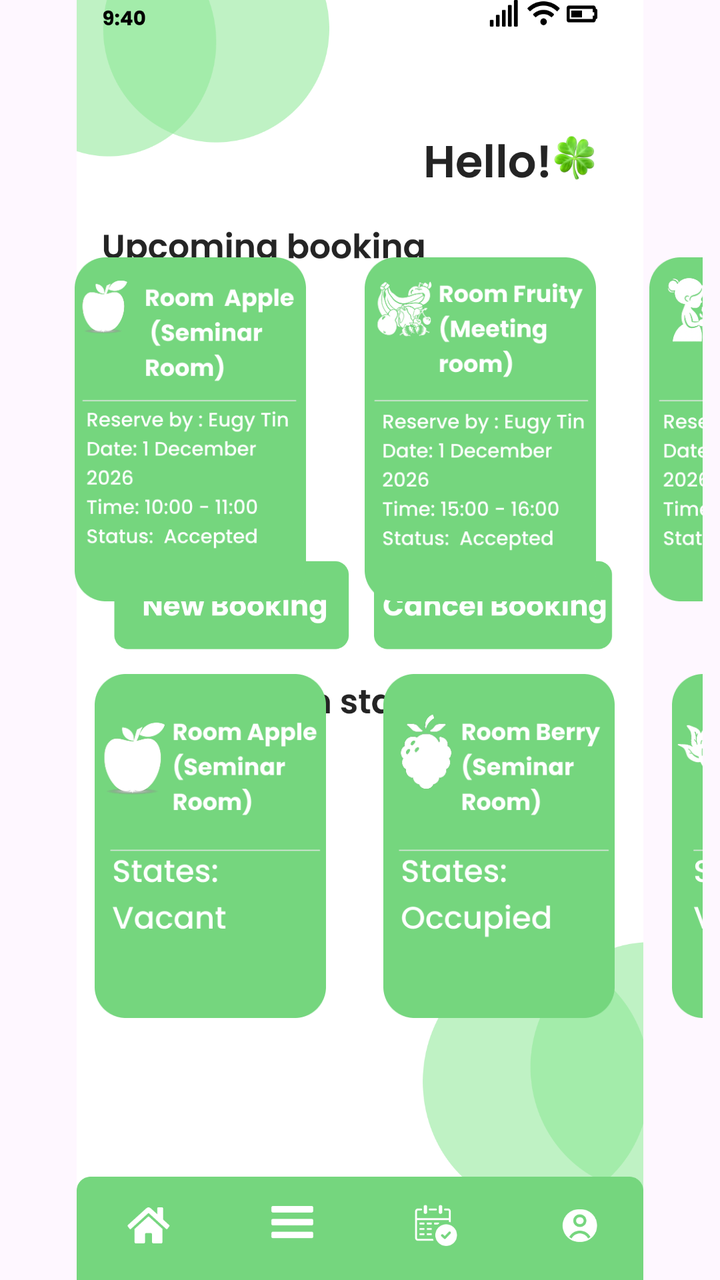
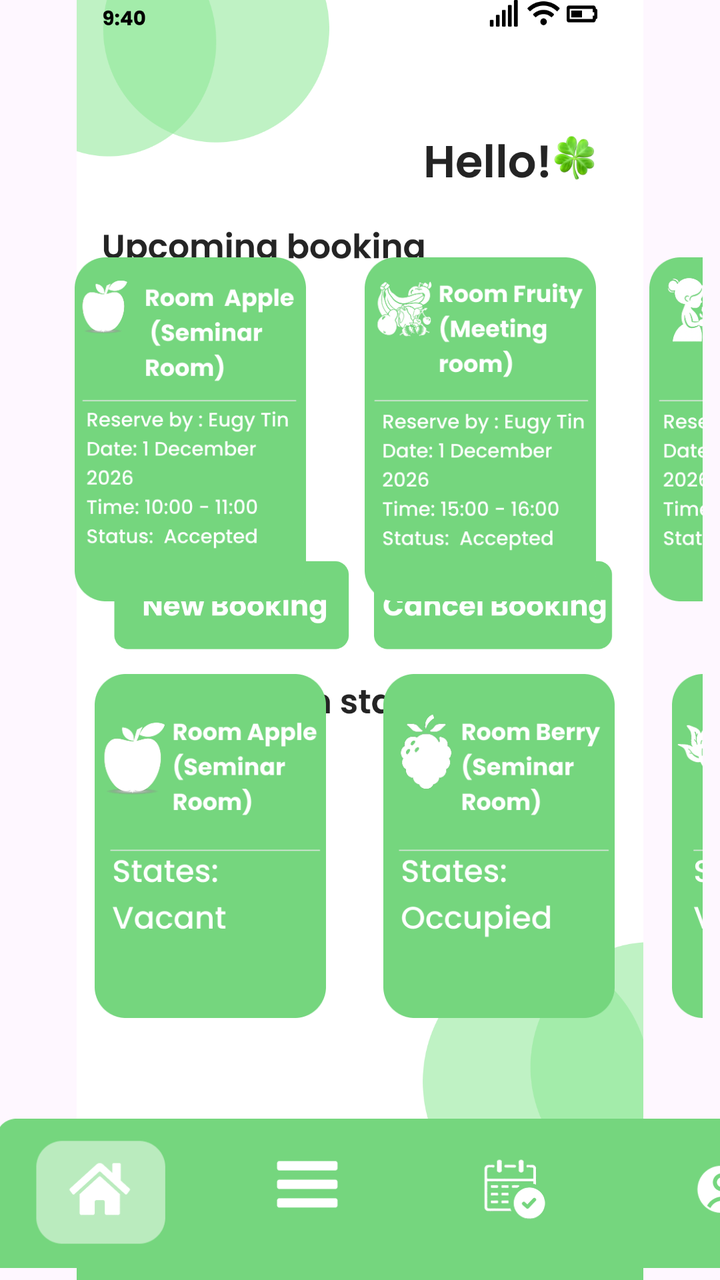

Screens rendered from an Android XML layout before and after an edit, with the pre-edit source and the edit as a unified diff.
<!-- AndroidManifest.xml: application theme Theme.COMP2000HKSoftwareEngineeringAssessment -->
<!-- res/layout/activity_managerhomepage.xml -->
<?xml version="1.0" encoding="utf-8"?>
<androidx.constraintlayout.widget.ConstraintLayout xmlns:android="http://schemas.android.com/apk/res/android"
    xmlns:app="http://schemas.android.com/apk/res-auto"
    xmlns:tools="http://schemas.android.com/tools"
    android:id="@+id/main"
    android:layout_width="match_parent"
    android:layout_height="match_parent"
    tools:context=".managerhomepage">


    <ImageView
        android:id="@+id/iv_login_page"
        android:layout_width="match_parent"
        android:layout_height="match_parent"
        android:scaleType="fitCenter"
        android:src="@drawable/managerhomepagesecond"
        app:layout_constraintBottom_toBottomOf="parent"
        app:layout_constraintEnd_toEndOf="parent"
        app:layout_constraintHorizontal_bias="0.0"
        app:layout_constraintStart_toStartOf="parent"
        app:layout_constraintTop_toTopOf="parent"
        app:layout_constraintVertical_bias="0.0" />

    <HorizontalScrollView
        android:id="@+id/scroll_upcoming_booking"
        android:layout_width="0dp"
        android:layout_marginStart="8.5dp"
        android:layout_marginEnd="8.5dp"
        android:layout_height="wrap_content"
        android:scrollbars="none"
        app:layout_constraintBottom_toBottomOf="parent"
        app:layout_constraintEnd_toEndOf="parent"
        app:layout_constraintStart_toStartOf="parent"
        app:layout_constraintTop_toTopOf="parent"
        app:layout_constraintVertical_bias="0.275">

        <LinearLayout
            android:layout_width="wrap_content"
            android:layout_height="wrap_content"
            android:orientation="horizontal"
            android:paddingStart="26dp"
            android:paddingEnd="24dp">

            <ImageButton
                android:id="@+id/btn_upcoming_first"
                android:layout_width="121dp"
                android:layout_height="172dp"
                android:layout_marginEnd="24dp"
                android:background="@android:color/transparent"
                android:scaleType="fitCenter"
                android:src="@drawable/manager_upcoming_booking_first" />

            <ImageButton
                android:id="@+id/btn_upcoming_second"
                android:layout_width="121dp"
                android:layout_height="172dp"
                android:layout_marginEnd="21.2dp"
                android:background="@android:color/transparent"
                android:scaleType="fitCenter"
                android:src="@drawable/manager_upcoming_booking_second" />

            <ImageButton
                android:id="@+id/btn_upcoming_third"
                android:layout_width="121dp"
                android:layout_height="172dp"
                android:background="@android:color/transparent"
                android:scaleType="fitCenter"
                android:src="@drawable/manager_upcoming_booking_third" />

        </LinearLayout>
    </HorizontalScrollView>

    <HorizontalScrollView
        android:id="@+id/scroll_room_states"
        android:layout_width="0dp"
        android:layout_marginStart="8.5dp"
        android:layout_marginEnd="8.5dp"
        android:layout_height="wrap_content"
        android:scrollbars="none"
        app:layout_constraintBottom_toBottomOf="parent"
        app:layout_constraintEnd_toEndOf="parent"
        app:layout_constraintStart_toStartOf="parent"
        app:layout_constraintTop_toTopOf="parent"
        app:layout_constraintVertical_bias="0.72">

        <LinearLayout
            android:layout_width="wrap_content"
            android:layout_height="wrap_content"
            android:orientation="horizontal"
            android:paddingStart="36dp"
            android:paddingEnd="24dp">

            <ImageButton
                android:id="@+id/btn_roomstates_a"
                android:layout_width="121dp"
                android:layout_height="172dp"
                android:layout_marginEnd="23.3dp"
                android:background="@android:color/transparent"
                android:scaleType="fitCenter"
                android:src="@drawable/manager_roomstates_a" />

            <ImageButton
                android:id="@+id/btn_roomstates_b"
                android:layout_width="121dp"
                android:layout_height="172dp"
                android:layout_marginEnd="23.3dp"
                android:background="@android:color/transparent"
                android:scaleType="fitCenter"
                android:src="@drawable/manager_roomstates_b" />

            <ImageButton
                android:id="@+id/btn_roomstates_c"
                android:layout_width="121dp"
                android:layout_height="172dp"
                android:layout_marginEnd="23.3dp"
                android:background="@android:color/transparent"
                android:scaleType="fitCenter"
                android:src="@drawable/manager_roomstates_c" />

            <ImageButton
                android:id="@+id/btn_roomstates_d"
                android:layout_width="121dp"
                android:layout_height="172dp"
                android:layout_marginEnd="23.3dp"
                android:background="@android:color/transparent"
                android:scaleType="fitCenter"
                android:src="@drawable/manager_roomstates_d" />

            <ImageButton
                android:id="@+id/btn_roomstates_e"
                android:layout_width="121dp"
                android:layout_height="172dp"
                android:layout_marginEnd="23.3dp"
                android:background="@android:color/transparent"
                android:scaleType="fitCenter"
                android:src="@drawable/manager_roomstates_e" />

            <ImageButton
                android:id="@+id/btn_roomstates_f"
                android:layout_width="121dp"
                android:layout_height="172dp"
                android:layout_marginEnd="23.3dp"
                android:background="@android:color/transparent"
                android:scaleType="fitCenter"
                android:src="@drawable/manager_roomstates_f" />

            <ImageButton
                android:id="@+id/btn_roomstates_g"
                android:layout_width="121dp"
                android:layout_height="172dp"
                android:layout_marginEnd="23.3dp"
                android:background="@android:color/transparent"
                android:scaleType="fitCenter"
                android:src="@drawable/manager_roomstates_g" />

            <ImageButton
                android:id="@+id/btn_roomstates_h"
                android:layout_width="121dp"
                android:layout_height="172dp"
                android:background="@android:color/transparent"
                android:scaleType="fitCenter"
                android:src="@drawable/manager_roomstates_h" />

        </LinearLayout>
    </HorizontalScrollView>




    <ImageButton
        android:id="@+id/btn_managernewbooking"
        android:layout_width="0dp"
        android:layout_height="0dp"
        android:background="@android:color/transparent"
        app:layout_constraintBottom_toBottomOf="parent"
        app:layout_constraintDimensionRatio="4:1.3"
        app:layout_constraintEnd_toEndOf="parent"
        app:layout_constraintHorizontal_bias="0.119"
        app:layout_constraintStart_toStartOf="parent"
        app:layout_constraintTop_toTopOf="parent"
        app:layout_constraintVertical_bias="0.471"
        app:layout_constraintWidth_percent="0.41" />

    <ImageButton
        android:id="@+id/btn_manager_cancel_booking"
        android:layout_width="0dp"
        android:layout_height="0dp"
        android:background="@android:color/transparent"
        app:layout_constraintBottom_toBottomOf="parent"
        app:layout_constraintDimensionRatio="4:1.3"
        app:layout_constraintEnd_toEndOf="parent"
        app:layout_constraintHorizontal_bias="0.896"
        app:layout_constraintStart_toStartOf="parent"
        app:layout_constraintTop_toTopOf="parent"
        app:layout_constraintVertical_bias="0.471"
        app:layout_constraintWidth_percent="0.41" />

    <ImageButton
        android:id="@+id/btn_managermenuhomebutton"
        android:layout_width="0dp"
        android:layout_height="0dp"
        android:background="@android:color/transparent"
        app:layout_constraintBottom_toBottomOf="parent"
        app:layout_constraintDimensionRatio="2:1"
        app:layout_constraintEnd_toEndOf="parent"
        app:layout_constraintHorizontal_bias="0.071"
        app:layout_constraintStart_toStartOf="parent"
        app:layout_constraintTop_toTopOf="parent"
        app:layout_constraintVertical_bias="0.97"
        app:layout_constraintWidth_percent="0.15 " />

    <ImageButton
        android:id="@+id/btn_managermenubutton"
        android:layout_width="0dp"
        android:layout_height="0dp"
        android:background="@android:color/transparent"
        app:layout_constraintBottom_toBottomOf="parent"
        app:layout_constraintDimensionRatio="2:1"
        app:layout_constraintEnd_toEndOf="parent"
        app:layout_constraintHorizontal_bias="0.369"
        app:layout_constraintStart_toStartOf="parent"
        app:layout_constraintTop_toTopOf="parent"
        app:layout_constraintVertical_bias="0.969"
        app:layout_constraintWidth_percent="0.15" />

    <ImageButton
        android:id="@+id/btn_managermybookingbutton"
        android:layout_width="0dp"
        android:layout_height="0dp"
        android:background="@android:color/transparent"
        app:layout_constraintBottom_toBottomOf="parent"
        app:layout_constraintDimensionRatio="2:1"
        app:layout_constraintEnd_toEndOf="parent"
        app:layout_constraintHorizontal_bias="0.644"
        app:layout_constraintStart_toStartOf="parent"
        app:layout_constraintTop_toTopOf="parent"
        app:layout_constraintVertical_bias="0.969"
        app:layout_constraintWidth_percent="0.15" />

    <ImageButton
        android:id="@+id/btn_managermyprofile"
        android:layout_width="0dp"
        android:layout_height="0dp"
        android:background="@android:color/transparent"
        app:layout_constraintBottom_toBottomOf="parent"
        app:layout_constraintDimensionRatio="2:1"
        app:layout_constraintEnd_toEndOf="parent"
        app:layout_constraintHorizontal_bias="0.957"
        app:layout_constraintStart_toStartOf="parent"
        app:layout_constraintTop_toTopOf="parent"
        app:layout_constraintVertical_bias="0.969"
        app:layout_constraintWidth_percent="0.15" />

</androidx.constraintlayout.widget.ConstraintLayout>
<!-- resources referenced by this layout -->
<resources>
  <!-- drawable manager_roomstates_a: png bitmap (drawable, 21311 bytes) -->
  <!-- drawable manager_roomstates_b: png bitmap (drawable, 21526 bytes) -->
  <!-- drawable manager_roomstates_c: png bitmap (drawable, 27240 bytes) -->
  <!-- drawable manager_roomstates_d: png bitmap (drawable, 27273 bytes) -->
  <!-- drawable manager_roomstates_e: png bitmap (drawable, 26262 bytes) -->
  <!-- drawable manager_roomstates_f: png bitmap (drawable, 29786 bytes) -->
  <!-- drawable manager_roomstates_g: png bitmap (drawable, 30640 bytes) -->
  <!-- drawable manager_roomstates_h: png bitmap (drawable, 27845 bytes) -->
  <!-- drawable manager_upcoming_booking_first: png bitmap (drawable, 28534 bytes) -->
  <!-- drawable manager_upcoming_booking_second: png bitmap (drawable, 37839 bytes) -->
  <!-- drawable manager_upcoming_booking_third: png bitmap (drawable, 32002 bytes) -->
  <!-- drawable managerhomepagesecond: png bitmap (drawable, 94405 bytes) -->
  <style name="Theme.COMP2000HKSoftwareEngineeringAssessment" parent="Base.Theme.COMP2000HKSoftwareEngineeringAssessment" />
  <style name="Base.Theme.COMP2000HKSoftwareEngineeringAssessment" parent="Theme.Material3.DayNight.NoActionBar">
          
          
      </style>
</resources>

<!-- the commit's change to res/layout/activity_managerhomepage.xml (unified diff, before → after) -->
@@ -196,6 +196,21 @@
         app:layout_constraintWidth_percent="0.41" />
 
     <ImageButton
+        android:id="@+id/btn_back"
+        android:layout_width="409dp"
+        android:layout_height="112dp"
+        android:background="@android:color/transparent"
+        android:contentDescription="Back"
+        android:scaleType="fitCenter"
+        android:src="@drawable/menubarhomebutton"
+        app:layout_constraintBottom_toBottomOf="parent"
+        app:layout_constraintEnd_toEndOf="parent"
+        app:layout_constraintHorizontal_bias="0.05"
+        app:layout_constraintStart_toStartOf="parent"
+        app:layout_constraintTop_toTopOf="parent"
+        app:layout_constraintVertical_bias="1.024" />
+
+    <ImageButton
         android:id="@+id/btn_managermenuhomebutton"
         android:layout_width="0dp"
         android:layout_height="0dp"
@@ -251,4 +266,6 @@
         app:layout_constraintVertical_bias="0.969"
         app:layout_constraintWidth_percent="0.15" />
 
+
+
 </androidx.constraintlayout.widget.ConstraintLayout>
<!-- resource entries referenced after the edit -->
@@ -12,6 +12,7 @@
   <!-- drawable manager_upcoming_booking_second: png bitmap (drawable, 37839 bytes) -->
   <!-- drawable manager_upcoming_booking_third: png bitmap (drawable, 32002 bytes) -->
   <!-- drawable managerhomepagesecond: png bitmap (drawable, 94405 bytes) -->
+  <!-- drawable menubarhomebutton: png bitmap (drawable, 15345 bytes) -->
   <style name="Theme.COMP2000HKSoftwareEngineeringAssessment" parent="Base.Theme.COMP2000HKSoftwareEngineeringAssessment" />
   <style name="Base.Theme.COMP2000HKSoftwareEngineeringAssessment" parent="Theme.Material3.DayNight.NoActionBar">
           
